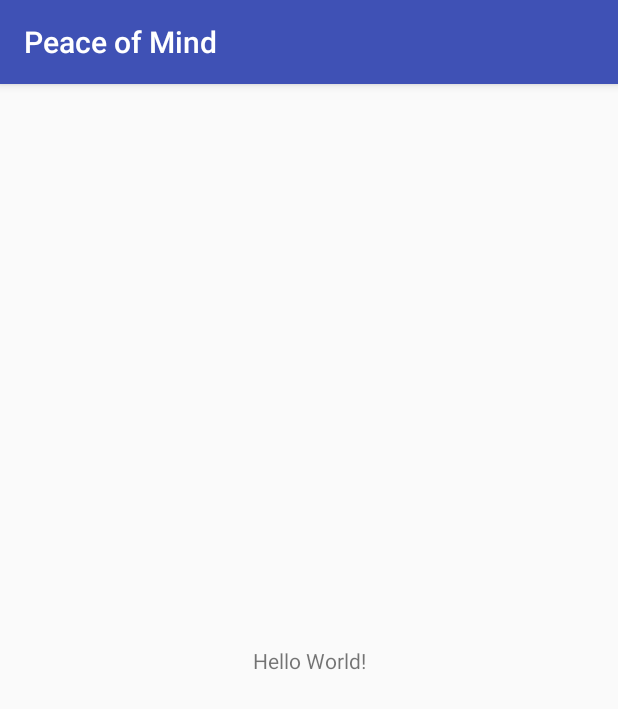
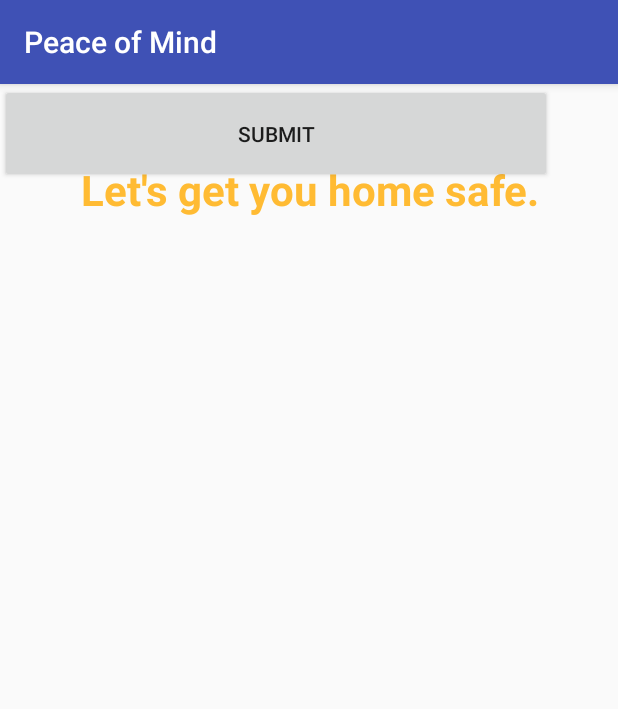
Before and after one commit to ColinJB/PeaceofMind, an Android app: the screen it shows after launch (MainActivity), on a phone screen of 412 x 824 dp. Shown: the top 709 px of the screen. Run offline under Robolectric (Android 15) with nearby library versions, the phone set to English and light mode, and no system bars.

Commit message:
add slogan title, edit text box for location input, and submit button

```diff
--- a/app/src/main/res/layout/activity_main.xml
+++ b/app/src/main/res/layout/activity_main.xml
@@ -7,12 +7,38 @@
     tools:context="com.epicodus.peaceofmind.MainActivity">
 
     <TextView
+        android:id="@+id/sloganHome"
+        android:layout_width="363dp"
+        android:layout_height="57dp"
+        android:text="Let's get you home safe."
+        android:textAlignment="center"
+        android:textColor="@android:color/holo_orange_light"
+        android:textSize="28sp"
+        android:textStyle="bold"
+        app:layout_constraintBottom_toBottomOf="parent"
+        app:layout_constraintHorizontal_bias="0.523"
+        app:layout_constraintLeft_toLeftOf="parent"
+        app:layout_constraintRight_toRightOf="parent"
+        app:layout_constraintTop_toTopOf="parent"
+        app:layout_constraintVertical_bias="0.072" />
+
+    <Button
+        android:id="@+id/locationInputHomeButton"
+        android:layout_width="368dp"
+        android:layout_height="66dp"
+        android:text="Submit"
+        tools:layout_editor_absoluteX="8dp"
+        tools:layout_editor_absoluteY="187dp" />
+
+    <EditText
+        android:id="@+id/locationInputHome"
         android:layout_width="wrap_content"
         android:layout_height="wrap_content"
-        android:text="Hello World!"
-        app:layout_constraintBottom_toBottomOf="parent"
-        app:layout_constraintLeft_toLeftOf="parent"
-        app:layout_constraintRight_toRightOf="parent"
-        app:layout_constraintTop_toTopOf="parent" />
+        android:ems="10"
+        android:hint="City / Zipcode"
+        android:inputType="text|number"
+        android:textAlignment="center"
+        tools:layout_editor_absoluteX="85dp"
+        tools:layout_editor_absoluteY="114dp" />
 
 </android.support.constraint.ConstraintLayout>
```
